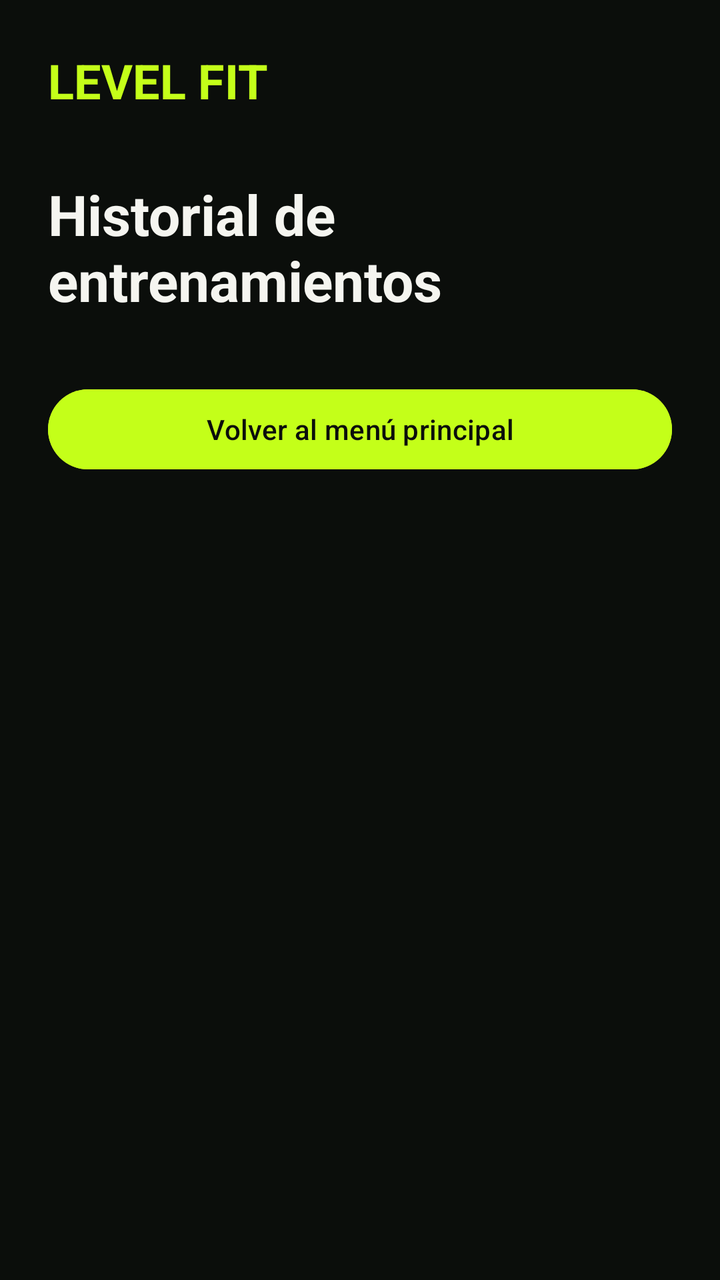
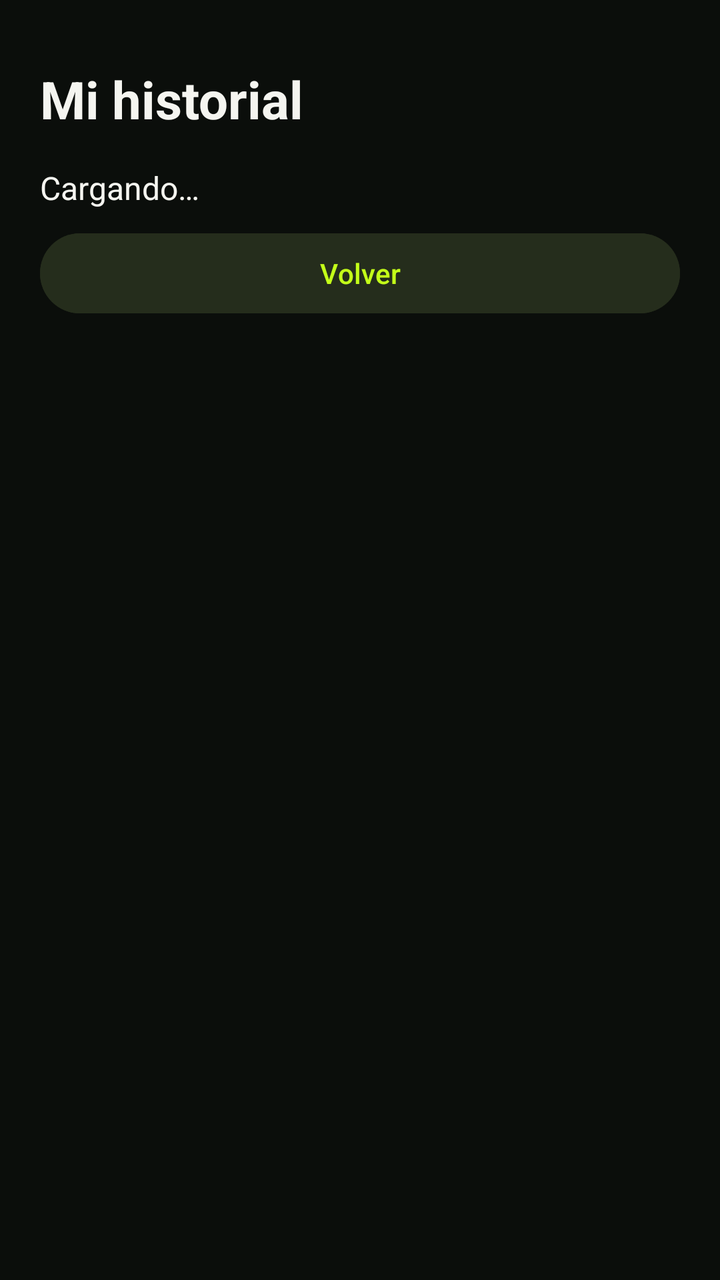

Compare the two renders of this Android layout. The source of the first and the diff that turns it into the second are given below.
<!-- AndroidManifest.xml: application theme Theme.LEVELFIT -->
<!-- res/layout/activity_historial.xml -->
<?xml version="1.0" encoding="utf-8"?>
<LinearLayout
    xmlns:android="http://schemas.android.com/apk/res/android"
    android:layout_width="match_parent"
    android:layout_height="match_parent"
    android:orientation="vertical"
    android:background="#0B0E0B"
    android:padding="24dp">

    <TextView
        android:layout_width="match_parent"
        android:layout_height="wrap_content"
        android:text="LEVEL FIT"
        android:textColor="#C4FF19"
        android:textSize="24sp"
        android:textStyle="bold" />

    <TextView
        android:layout_width="match_parent"
        android:layout_height="wrap_content"
        android:layout_marginTop="32dp"
        android:text="Historial de entrenamientos"
        android:textColor="#F5F5F0"
        android:textSize="28sp"
        android:textStyle="bold" />

    <Button
        android:id="@+id/btnVolverMenu"
        android:layout_width="match_parent"
        android:layout_height="wrap_content"
        android:layout_marginTop="32dp"
        android:text="Volver al menú principal"
        android:textColor="#0B0E0B"
        android:backgroundTint="#C4FF19" />

</LinearLayout>
<!-- resources referenced by this layout -->
<resources>
  <style name="Theme.LEVELFIT" parent="Base.Theme.LEVELFIT" />
  <style name="Base.Theme.LEVELFIT" parent="Theme.Material3.DayNight.NoActionBar">
          
          
      </style>
</resources>

<!-- the commit's change to res/layout/activity_historial.xml (unified diff, before → after) -->
@@ -1,36 +1,9 @@
 <?xml version="1.0" encoding="utf-8"?>
-<LinearLayout
-    xmlns:android="http://schemas.android.com/apk/res/android"
-    android:layout_width="match_parent"
-    android:layout_height="match_parent"
-    android:orientation="vertical"
-    android:background="#0B0E0B"
-    android:padding="24dp">
-
-    <TextView
-        android:layout_width="match_parent"
-        android:layout_height="wrap_content"
-        android:text="LEVEL FIT"
-        android:textColor="#C4FF19"
-        android:textSize="24sp"
-        android:textStyle="bold" />
-
-    <TextView
-        android:layout_width="match_parent"
-        android:layout_height="wrap_content"
-        android:layout_marginTop="32dp"
-        android:text="Historial de entrenamientos"
-        android:textColor="#F5F5F0"
-        android:textSize="28sp"
-        android:textStyle="bold" />
-
-    <Button
-        android:id="@+id/btnVolverMenu"
-        android:layout_width="match_parent"
-        android:layout_height="wrap_content"
-        android:layout_marginTop="32dp"
-        android:text="Volver al menú principal"
-        android:textColor="#0B0E0B"
-        android:backgroundTint="#C4FF19" />
-
-</LinearLayout>
+<ScrollView xmlns:android="http://schemas.android.com/apk/res/android" android:layout_width="match_parent" android:layout_height="match_parent" android:fillViewport="true" android:fitsSystemWindows="true" android:background="#0B0E0B">
+    <LinearLayout android:layout_width="match_parent" android:layout_height="wrap_content" android:orientation="vertical" android:padding="20dp">
+        <TextView android:layout_width="match_parent" android:layout_height="wrap_content" android:text="@string/ent_historial" android:textColor="#F5F5F0" android:textSize="26sp" android:textStyle="bold" android:layout_marginTop="12dp" />
+        <TextView android:id="@+id/tvHistorial" android:layout_width="match_parent" android:layout_height="wrap_content" android:text="@string/ent_cargando" android:textColor="#F5F5F0" android:textSize="16sp" android:layout_marginTop="16dp" />
+        <Button android:id="@+id/btnRecargar" android:layout_width="match_parent" android:layout_height="wrap_content" android:text="@string/ent_reintentar" android:minHeight="48dp" android:layout_marginTop="8dp" android:textAllCaps="false" android:textColor="#C4FF19" android:backgroundTint="#252D1C" android:visibility="gone" />
+        <Button android:id="@+id/btnVolverMenu" android:layout_width="match_parent" android:layout_height="wrap_content" android:text="@string/ent_volver" android:minHeight="48dp" android:layout_marginTop="8dp" android:textAllCaps="false" android:textColor="#C4FF19" android:backgroundTint="#252D1C" />
+    </LinearLayout>
+</ScrollView>
<!-- resource entries referenced after the edit -->
@@ -1,5 +1,9 @@
 <!-- resources referenced by this layout -->
 <resources>
+  <string name="ent_cargando">Cargando…</string>
+  <string name="ent_historial">Mi historial</string>
+  <string name="ent_reintentar">Reintentar</string>
+  <string name="ent_volver">Volver</string>
   <style name="Theme.LEVELFIT" parent="Base.Theme.LEVELFIT" />
   <style name="Base.Theme.LEVELFIT" parent="Theme.Material3.DayNight.NoActionBar">
           
